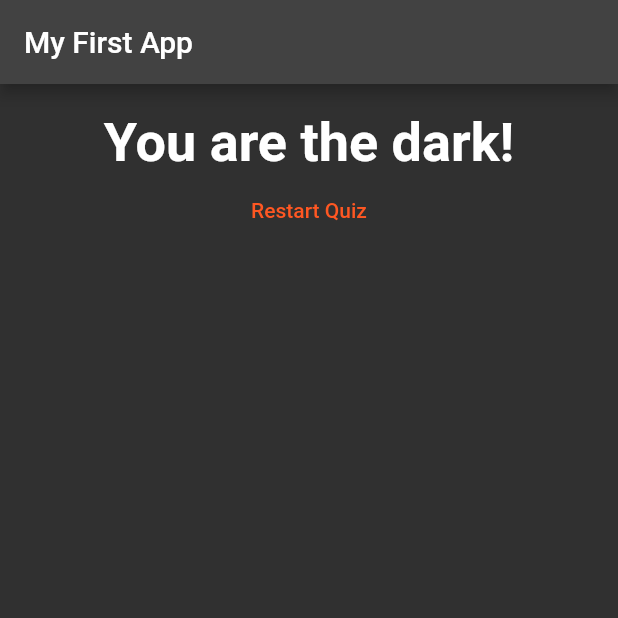
After one commit to jp-tavares/flutter_basics, a Flutter app: the screen it shows after launch, after a tap on "Black", after a tap on "Snake", after a tap on "Max", on a phone screen of 412 x 824 dp, the top half of it. The commit adds this screen. Run offline on Flutter 3.47's test engine with Material 2 defaults, Android fonts, the phone set to English and light mode, and no system bars.

Commit message:
componentization completed

```diff
--- a/lib/answer.dart
+++ b/lib/answer.dart
@@ -12,7 +12,7 @@ class Answer extends StatelessWidget {
       width: double.infinity,
       child: ElevatedButton(
         child: Text(answerText),
-        onPressed: selectHandler,
+        onPressed: selectHandler as VoidCallback,
       ),
     );
   }
--- a/lib/main.dart
+++ b/lib/main.dart
@@ -1,7 +1,6 @@
 import 'package:flutter/material.dart';
-
-import './question.dart';
-import './answer.dart';
+import 'package:flutter_complete_guide/quiz.dart';
+import 'package:flutter_complete_guide/result.dart';
 
 void main() => runApp(MyApp());
 
@@ -13,31 +12,59 @@ class MyApp extends StatefulWidget {
 }
 
 class _MyAppState extends State<MyApp> {
+  final _questions = const [
+    {
+      'questionText': 'What\'s your favorite color?',
+      'answers': [
+        {'text': 'Black', 'score': 10},
+        {'text': 'Red', 'score': 5},
+        {'text': 'Green', 'score': 3},
+        {'text': 'White', 'score': 1},
+      ],
+    },
+    {
+      'questionText': 'What\'s your favorite animal?',
+      'answers': [
+        {'text': 'Rabbit', 'score': 3},
+        {'text': 'Snake', 'score': 11},
+        {'text': 'Elephant', 'score': 5},
+        {'text': 'Lion', 'score': 9},
+      ],
+    },
+    {
+      'questionText': 'Who\'s your favorite instructor?',
+      'answers': [
+        {'text': 'Max', 'score': 1},
+        {'text': 'Max', 'score': 1},
+        {'text': 'Max', 'score': 1},
+        {'text': 'Max', 'score': 1},
+      ],
+    },
+  ];
+
   var _questionIndex = 0;
+  var _totalScore = 0;
 
-  void _answerQuestion() {
+  void _resetQuiz() {
+    setState(() {
+      _questionIndex = 0;
+      _totalScore = 0;
+    });
+  }
+
+  void _answerQuestion(int score) {
+    _totalScore += score;
+
     setState(() {
       _questionIndex = _questionIndex + 1;
     });
+    if (_questionIndex < _questions.length) {
+      print('we have more questions');
+    }
   }
 
   @override
   Widget build(BuildContext context) {
-    var questions = [
-      {
-        'questionText': 'What\'s your favorite color?',
-        'answers': ['Black', 'Red', 'Green', 'White'],
-      },
-      {
-        'questionText': 'What\'s your favorite animal?',
-        'answers': ['Elephant', 'Lion', 'Rabbit', 'Snake'],
-      },
-      {
-        'questionText': 'Who\'s your favorite instructor?',
-        'answers': ['Max', 'Max', 'Max', 'Max'],
-      },
-    ];
-
     return MaterialApp(
       theme: ThemeData(
         primarySwatch: Colors.deepOrange,
@@ -49,17 +76,13 @@ class _MyAppState extends State<MyApp> {
         ),
         body: Padding(
           padding: const EdgeInsets.all(18.0),
-          child: Column(
-            children: [
-              Question(
-                questions[_questionIndex]['questionText'],
-              ),
-              ...(questions[_questionIndex]['answers'] as List<String>)
-                  .map((answer) {
-                return Answer(_answerQuestion, answer);
-              }).toList(),
-            ],
-          ),
+          child: _questionIndex < _questions.length
+              ? Quiz(
+                  answerQuestion: _answerQuestion,
+                  questionIndex: _questionIndex,
+                  questions: _questions,
+                )
+              : Result(resultScore: _totalScore, resetHandler: _resetQuiz),
         ),
       ),
     );
--- a/lib/question.dart
+++ b/lib/question.dart
@@ -1,8 +1,3 @@
-import 'dart:ui';
-
-import 'package:flutter/src/foundation/key.dart';
-import 'package:flutter/src/widgets/framework.dart';
-
 import 'package:flutter/material.dart';
 
 class Question extends StatelessWidget {
--- /dev/null
+++ b/lib/quiz.dart
@@ -0,0 +1,31 @@
+import 'package:flutter/material.dart';
+
+import './answer.dart';
+import './question.dart';
+
+class Quiz extends StatelessWidget {
+  final List<Map<String, Object>> questions;
+  final int questionIndex;
+  final Function answerQuestion;
+
+  Quiz({
+    @required this.questions,
+    @required this.answerQuestion,
+    @required this.questionIndex,
+  });
+
+  @override
+  Widget build(BuildContext context) {
+    return Column(
+      children: [
+        Question(
+          questions[questionIndex]['questionText'],
+        ),
+        ...(questions[questionIndex]['answers'] as List<Map<String, Object>>)
+            .map((answer) {
+          return Answer(() => answerQuestion(answer['score']), answer['text']);
+        }).toList(),
+      ],
+    );
+  }
+}
--- /dev/null
+++ b/lib/result.dart
@@ -0,0 +1,47 @@
+import 'package:flutter/material.dart';
+
+class Result extends StatelessWidget {
+  final int resultScore;
+  final Function resetHandler;
+
+  Result({
+    @required this.resultScore,
+    @required this.resetHandler,
+  });
+
+  String get resultPhrase {
+    var resultText = 'You did it!';
+    if (resultScore <= 8) {
+      resultText = 'You are awesome and innocent!';
+    } else if (resultScore <= 12) {
+      resultText = 'Pretty likeable';
+    } else if (resultScore <= 16) {
+      resultText = 'You are... strange?!';
+    } else {
+      resultText = 'You are the dark!';
+    }
+    return resultText;
+  }
+
+  @override
+  Widget build(BuildContext context) {
+    return Center(
+      child: Column(
+        children: [
+          Text(
+            resultPhrase,
+            style: TextStyle(
+              fontSize: 36,
+              fontWeight: FontWeight.bold,
+            ),
+            textAlign: TextAlign.center,
+          ),
+          TextButton(
+            child: Text('Restart Quiz'),
+            onPressed: resetHandler,
+          )
+        ],
+      ),
+    );
+  }
+}
```
